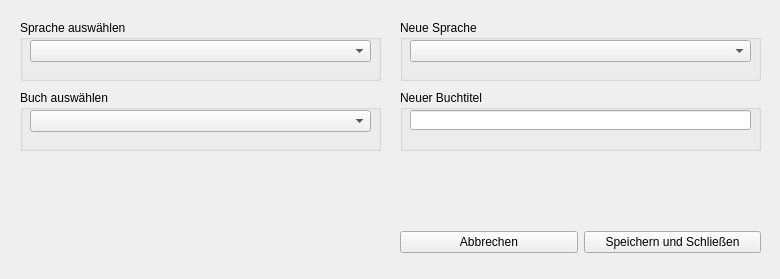
JPaehr/VokabelTrainer, file UIs/WindowBuchAendern.ui: the form before one commit.
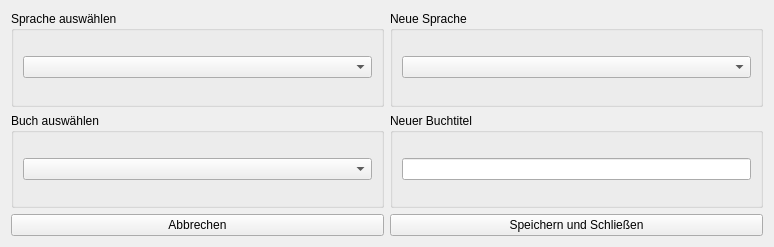
The form after the commit.

Commit message: Layout von Quellendateien für Buch, Lektion, sprache ändern und Wörterbuch resizeable gemacht

```diff
--- a/UIs/WindowBuchAendern.ui
+++ b/UIs/WindowBuchAendern.ui
@@ -6,131 +6,93 @@
    <rect>
     <x>0</x>
     <y>0</y>
-    <width>780</width>
-    <height>279</height>
+    <width>774</width>
+    <height>247</height>
    </rect>
   </property>
   <property name="windowTitle">
    <string>Buchtitel ändern</string>
   </property>
-  <widget class="QWidget" name="layoutWidget">
-   <property name="geometry">
-    <rect>
-     <x>400</x>
-     <y>230</y>
-     <width>361</width>
-     <height>25</height>
-    </rect>
-   </property>
-   <layout class="QHBoxLayout" name="horizontalLayout">
-    <item>
-     <widget class="QPushButton" name="btnAbbrechen">
-      <property name="text">
-       <string>Abbrechen</string>
-      </property>
-     </widget>
-    </item>
-    <item>
-     <widget class="QPushButton" name="btnSpeichernUndSchliessen">
-      <property name="text">
-       <string>Speichern und Schließen</string>
-      </property>
-     </widget>
-    </item>
-   </layout>
-  </widget>
-  <widget class="QGroupBox" name="groupBox">
-   <property name="geometry">
-    <rect>
-     <x>20</x>
-     <y>20</y>
-     <width>361</width>
-     <height>61</height>
-    </rect>
-   </property>
-   <property name="title">
-    <string>Sprache auswählen</string>
-   </property>
-   <widget class="QComboBox" name="cBSpracheAuswaehlen">
-    <property name="geometry">
-     <rect>
-      <x>10</x>
-      <y>20</y>
-      <width>341</width>
-      <height>22</height>
-     </rect>
-    </property>
-   </widget>
-  </widget>
-  <widget class="QGroupBox" name="groupBox_2">
-   <property name="geometry">
-    <rect>
-     <x>400</x>
-     <y>90</y>
-     <width>361</width>
-     <height>61</height>
-    </rect>
-   </property>
-   <property name="title">
-    <string>Neuer Buchtitel</string>
-   </property>
-   <widget class="QLineEdit" name="tfNeuerName">
-    <property name="geometry">
-     <rect>
-      <x>10</x>
-      <y>20</y>
-      <width>341</width>
-      <height>20</height>
-     </rect>
-    </property>
-   </widget>
-  </widget>
-  <widget class="QGroupBox" name="groupBox_3">
-   <property name="geometry">
-    <rect>
-     <x>20</x>
-     <y>90</y>
-     <width>361</width>
-     <height>61</height>
-    </rect>
-   </property>
-   <property name="title">
-    <string>Buch auswählen</string>
-   </property>
-   <widget class="QComboBox" name="cbBuchAuswaehlen">
-    <property name="geometry">
-     <rect>
-      <x>10</x>
-      <y>20</y>
-      <width>341</width>
-      <height>22</height>
-     </rect>
-    </property>
-   </widget>
-  </widget>
-  <widget class="QGroupBox" name="groupBox_4">
-   <property name="geometry">
-    <rect>
-     <x>400</x>
-     <y>20</y>
-     <width>361</width>
-     <height>61</height>
-    </rect>
-   </property>
-   <property name="title">
-    <string>Neue Sprache</string>
-   </property>
-   <widget class="QComboBox" name="cBSpracheNeu">
-    <property name="geometry">
-     <rect>
-      <x>10</x>
-      <y>20</y>
-      <width>341</width>
-      <height>22</height>
-     </rect>
-    </property>
-   </widget>
-  </widget>
+  <layout class="QVBoxLayout" name="verticalLayout_6">
+   <item>
+    <layout class="QVBoxLayout" name="verticalLayout_5">
+     <item>
+      <layout class="QHBoxLayout" name="horizontalLayout_3" stretch="1,1">
+       <item>
+        <widget class="QGroupBox" name="groupBox">
+         <property name="title">
+          <string>Sprache auswählen</string>
+         </property>
+         <layout class="QVBoxLayout" name="verticalLayout">
+          <item>
+           <widget class="QComboBox" name="cBSpracheAuswaehlen"/>
+          </item>
+         </layout>
+        </widget>
+       </item>
+       <item>
+        <widget class="QGroupBox" name="groupBox_4">
+         <property name="title">
+          <string>Neue Sprache</string>
+         </property>
+         <layout class="QVBoxLayout" name="verticalLayout_2">
+          <item>
+           <widget class="QComboBox" name="cBSpracheNeu"/>
+          </item>
+         </layout>
+        </widget>
+       </item>
+      </layout>
+     </item>
+     <item>
+      <layout class="QHBoxLayout" name="horizontalLayout_2" stretch="1,1">
+       <item>
+        <widget class="QGroupBox" name="groupBox_3">
+         <property name="title">
+          <string>Buch auswählen</string>
+         </property>
+         <layout class="QVBoxLayout" name="verticalLayout_4">
+          <item>
+           <widget class="QComboBox" name="cbBuchAuswaehlen"/>
+          </item>
+         </layout>
+        </widget>
+       </item>
+       <item>
+        <widget class="QGroupBox" name="groupBox_2">
+         <property name="title">
+          <string>Neuer Buchtitel</string>
+         </property>
+         <layout class="QVBoxLayout" name="verticalLayout_3">
+          <item>
+           <widget class="QLineEdit" name="tfNeuerName"/>
+          </item>
+         </layout>
+        </widget>
+       </item>
+      </layout>
+     </item>
+     <item>
+      <layout class="QHBoxLayout" name="horizontalLayout" stretch="1,1">
+       <item>
+        <widget class="QPushButton" name="btnAbbrechen">
+         <property name="text">
+          <string>Abbrechen</string>
+         </property>
+        </widget>
+       </item>
+       <item>
+        <widget class="QPushButton" name="btnSpeichernUndSchliessen">
+         <property name="text">
+          <string>Speichern und Schließen</string>
+         </property>
+        </widget>
+       </item>
+      </layout>
+     </item>
+    </layout>
+   </item>
+  </layout>
  </widget>
  <resources/>
  <connections/>
```
The commit also changes 4 other files.
